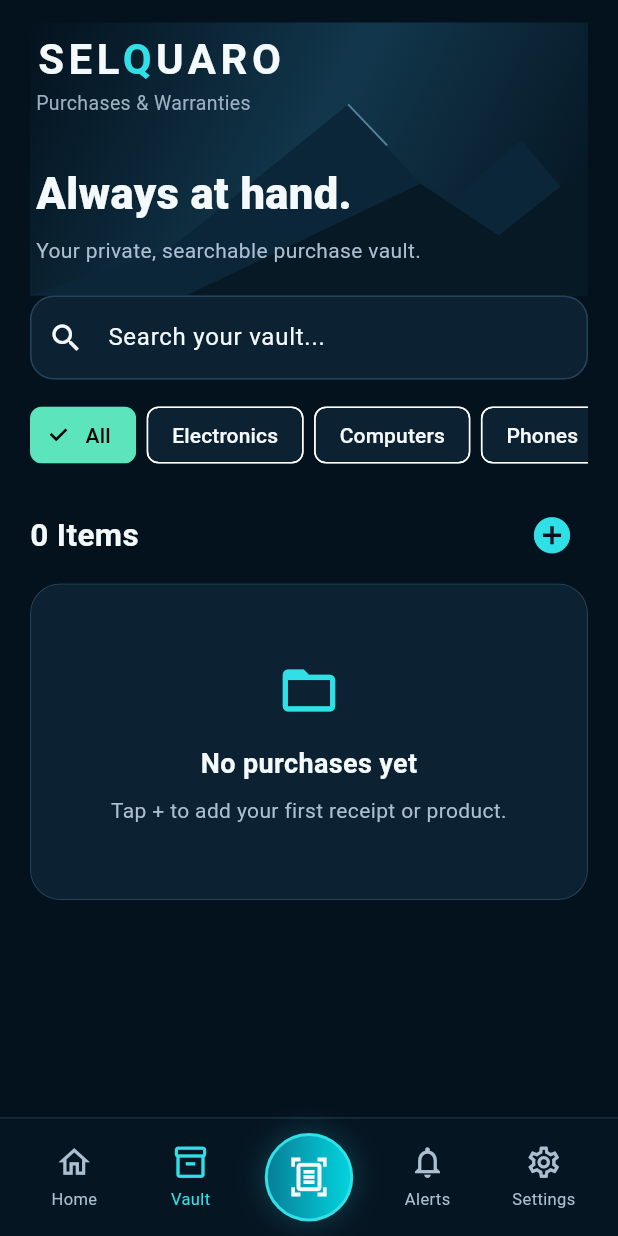
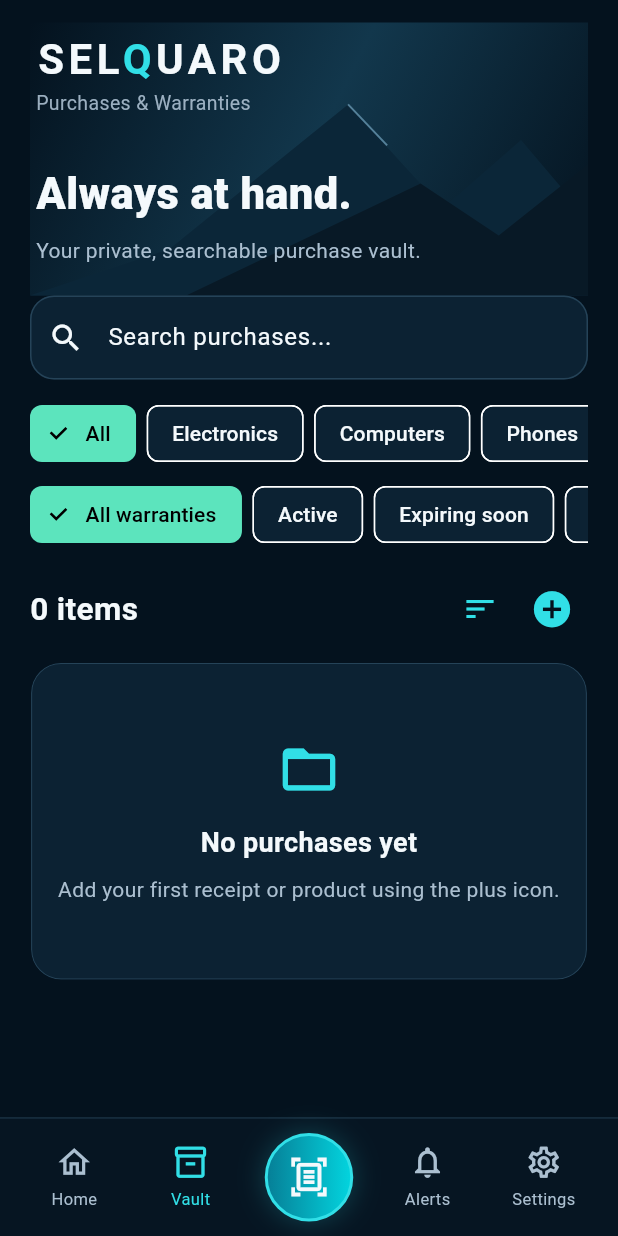
Before and after one commit to bren-wp/SELQUARO, a Flutter app: the screen it shows after launch, item 2 of the bottom bar chosen, on a phone screen of 412 x 824 dp. Run offline on Flutter 3.47's test engine with Material 3 defaults, Android fonts, the phone set to English and light mode, and no system bars; our stand-ins replace file_picker, flutter_local_notifications, flutter_secure_storage, flutter_timezone, image_picker, local_auth and 2 more; missing offline and left inert: cryptography, google_mlkit_text_recognition, pdfrx.

Commit message:
SELQUARO 0.5.0 — scalable vault, secure backup snapshots and DST-safe warranties

```diff
--- a/lib/controller.dart
+++ b/lib/controller.dart
@@ -64,19 +64,21 @@ class VaultController extends ChangeNotifier {
     }
   });
 
-  Future<Uint8List> createBackup(String passphrase) async {
-    if (_mutating) throw StateError('Cannot back up during a vault update');
+  /// Keep the metadata/attachment snapshot consistent with concurrent edits.
+  /// Encryption runs under the same exclusive lock as imports and restores.
+  Future<Uint8List> createBackup(String passphrase) => _exclusive(() async {
     if (error != null) throw StateError('Vault is locked');
+    final snapshot = List<Purchase>.of(purchases);
     final files = <String, Uint8List>{};
-    for (final purchase in purchases) {
+    for (final purchase in snapshot) {
       for (final document in purchase.documents) {
         files[document.id] = await store.readDocument(document);
       }
     }
     return PortableBackup.encrypt(
-      purchases: purchases, files: files, password: passphrase,
+      purchases: snapshot, files: files, password: passphrase,
     );
-  }
+  });
 
   /// Restore only to an empty vault, ensuring no user records are replaced.
   Future<void> restoreBackup(Uint8List ciphertext, String passphrase) => _exclusive(() async {
@@ -97,8 +99,9 @@ class VaultController extends ChangeNotifier {
       purchases = contents.purchases;
       notifyListeners();
     } catch (_) {
+      // A rollback cleanup failure must not hide the original restore error.
       for (final doc in written) {
-        await store.deleteDocument(doc);
+        await _bestEffortDelete(doc);
       }
       rethrow;
     }
--- a/lib/main.dart
+++ b/lib/main.dart
@@ -14,6 +14,7 @@ import 'controller.dart';
 import 'document_viewer.dart';
 import 'reminders.dart';
 import 'product_photo.dart';
+import 'purchase_query.dart';
 import 'editor.dart';
 import 'models.dart';
 import 'theme.dart';
@@ -450,69 +451,200 @@ IconData categoryIcon(String category) {
 }
 
 class VaultPage extends StatefulWidget {
-  const VaultPage({super.key, required this.controller, required this.onNew, required this.onOpen});
+  const VaultPage({
+    super.key, required this.controller,
+    required this.onNew, required this.onOpen,
+  });
   final VaultController controller;
   final VoidCallback onNew;
   final ValueChanged<Purchase> onOpen;
+
   @override State<VaultPage> createState() => _VaultPageState();
 }
 
 class _VaultPageState extends State<VaultPage> {
-  String query = '';
+  final _search = TextEditingController();
   String category = 'All';
+  PurchaseSort sort = PurchaseSort.newest;
+  WarrantyFilter warranty = WarrantyFilter.all;
+
+  @override
+  void dispose() {
+    _search.dispose();
+    super.dispose();
+  }
+
+  void _resetFilters() {
+    _search.clear();
+    setState(() {
+      category = 'All';
+      sort = PurchaseSort.newest;
+      warranty = WarrantyFilter.all;
+    });
+  }
 
   @override
   Widget build(BuildContext context) {
-    final matched = widget.controller.ordered.where((p) =>
-      (category == 'All' || p.category == category) &&
-      ('${p.name} ${p.merchant} ${p.serialNumber} ${p.notes}').toLowerCase().contains(query.toLowerCase()),
-    ).toList();
-    return ListView(padding: const EdgeInsets.symmetric(horizontal: 20, vertical: 15), children: [
-      const BrandHeader(title: 'Always at hand.', subtitle: 'Your private, searchable purchase vault.'),
-      TextField(onChanged: (value) => setState(() => query = value),
-        decoration: const InputDecoration(hintText: 'Search your vault...', prefixIcon: Icon(Icons.search))),
-      const SizedBox(height: 13),
-      SingleChildScrollView(scrollDirection: Axis.horizontal, child: Row(children: [
-        for (final label in const ['All', 'Electronics', 'Computers', 'Phones', 'Audio', 'Appliances', 'Home', 'Tools', 'Vehicles', 'Other'])
-          Padding(padding: const EdgeInsets.only(right: 7), child: ChoiceChip(
-            label: Text(label), selected: category == label,
+    final matched = PurchaseQuery.apply(
+      widget.controller.purchases,
+      search: _search.text,
+      category: category,
+      sort: sort,
+      warranty: warranty,
+    );
+    final compact = MediaQuery.sizeOf(context).width < 360;
+    final scale = MediaQuery.textScalerOf(context).scale(1.0);
+    return CustomScrollView(
+      keyboardDismissBehavior: ScrollViewKeyboardDismissBehavior.onDrag,
+      slivers: [
+        SliverPadding(
+          padding: const EdgeInsets.fromLTRB(20, 15, 20, 0),
+          sliver: SliverToBoxAdapter(child: Column(
+            crossAxisAlignment: CrossAxisAlignment.stretch,
+            children: [
+              const BrandHeader(
+                title: 'Always at hand.',
+                subtitle: 'Your private, searchable purchase vault.',
+              ),
+              TextField(
+                controller: _search,
+                onChanged: (_) => setState(() {}),
+                textInputAction: TextInputAction.search,
+                decoration: InputDecoration(
+                  hintText: 'Search purchases...',
+                  prefixIcon: const Icon(Icons.search),
+                  suffixIcon: _search.text.isEmpty ? null : IconButton(
+                    tooltip: 'Clear search',
+                    icon: const Icon(Icons.close),
+                    onPressed: () {
+                      _search.clear();
+                      setState(() {});
+                    },
+                  ),
+                ),
+              ),
+              const SizedBox(height: 12),
+              SingleChildScrollView(
+                scrollDirection: Axis.horizontal,
+                child: Row(children: [
+                  for (final label in const [
+                    'All', 'Electronics', 'Computers', 'Phones', 'Audio',
+                    'Appliances', 'Home', 'Tools', 'Vehicles', 'Other',
+                  ])
+                    Padding(
+                      padding: const EdgeInsets.only(right: 7),
+                      child: ChoiceChip(
+                        label: Text(label),
+                        selected: category == label,
                         onSelected: (_) => setState(() => category = label),
+                      ),
+                    ),
+                ]),
+              ),
+              const SizedBox(height: 6),
+              SingleChildScrollView(
+                scrollDirection: Axis.horizontal,
+                child: Row(children: [
+                  for (final option in WarrantyFilter.values)
+                    Padding(
+                      padding: const EdgeInsets.only(right: 7),
+                      child: ChoiceChip(
+                        label: Text(switch (option) {
+                          WarrantyFilter.all => 'All warranties',
+                          WarrantyFilter.active => 'Active',
+                          WarrantyFilter.expiring => 'Expiring soon',
+                          WarrantyFilter.expired => 'Expired',
+                          WarrantyFilter.unspecified => 'No date',
+                        }),
+                        selected: warranty == option,
+                        onSelected: (_) => setState(() => warranty = option),
+                      ),
+                    ),
+                ]),
+              ),
+              const SizedBox(height: 15),
+              Row(children: [
+                Expanded(child: Text(
+                  matched.length == 1 ? '1 item' : matched.length.toString() + ' items',
+                  style: const TextStyle(fontSize: 21, fontWeight: FontWeight.bold),
                 )),
+                PopupMenuButton<PurchaseSort>(
+                  tooltip: 'Sort purchases',
+                  initialValue: sort,
+                  onSelected: (choice) => setState(() => sort = choice),
+                  itemBuilder: (_) => const [
+                    PopupMenuItem(value: PurchaseSort.newest, child: Text('Newest first')),
+                    PopupMenuItem(value: PurchaseSort.oldest, child: Text('Oldest first')),
+                    PopupMenuItem(value: PurchaseSort.name, child: Text('Name A–Z')),
+                    PopupMenuItem(value: PurchaseSort.warranty, child: Text('Warranty expiry')),
+                  ],
+                  icon: const Icon(Icons.sort, color: Sq.cyan),
+                ),
+                IconButton(
+                  onPressed: widget.onNew,
+                  tooltip: 'Add purchase',
+                  icon: const Icon(Icons.add_circle, color: Sq.cyan, size: 29),
+                ),
+              ]),
+              const SizedBox(height: 12),
+            ],
+          )),
+        ),
+        if (matched.isEmpty)
+          SliverPadding(
+            padding: const EdgeInsets.fromLTRB(20, 0, 20, 25),
+            sliver: SliverToBoxAdapter(child: Column(children: [
+              EmptyView(
+                icon: Icons.folder_open_outlined,
+                title: widget.controller.purchases.isEmpty
+                  ? 'No purchases yet' : 'No matching purchases',
+                message: widget.controller.purchases.isEmpty
+                  ? 'Add your first receipt or product using the plus icon.'
+                  : 'Try a different category, warranty filter or search.',
+              ),
+              if (widget.controller.purchases.isNotEmpty)
+                TextButton.icon(
+                  onPressed: _resetFilters,
+                  icon: const Icon(Icons.filter_alt_off_outlined),
+                  label: const Text('Clear filters'),
+                ),
             ])),
-      const SizedBox(height: 19),
-      Row(children: [
-        Expanded(child: Text('${matched.length} Items', style: const TextStyle(fontSize: 21, fontWeight: FontWeight.bold))),
-        IconButton(onPressed: widget.onNew, tooltip: 'Add purchase', icon: const Icon(Icons.add_circle, color: Sq.cyan, size: 29)),
-      ]),
-      const SizedBox(height: 8),
-      if (matched.isEmpty)
-        EmptyView(icon: Icons.folder_open_outlined,
-          title: widget.controller.purchases.isEmpty ? 'No purchases yet' : 'No matching purchases',
-          message: widget.controller.purchases.isEmpty ? 'Tap + to add your first receipt or product.' : 'Try a different filter or search term.')
+          )
+        else if (compact)
+          SliverPadding(
+            padding: const EdgeInsets.fromLTRB(20, 0, 20, 25),
+            sliver: SliverList.builder(
+              itemCount: matched.length,
+              itemBuilder: (context, index) => Padding(
+                padding: const EdgeInsets.only(bottom: 10),
+                child: PurchaseTile(
+                  item: matched[index],
+                  store: widget.controller.store,
+                  onTap: () => widget.onOpen(matched[index]),
+                ),
+              ),
+            ),
+          )
         else
-        LayoutBuilder(builder: (context, constraints) {
-          final columns = constraints.maxWidth >= 340 ? 2 : 1;
-          return GridView.builder(
-            shrinkWrap: true,
-            physics: const NeverScrollableScrollPhysics(),
+          SliverPadding(
+            padding: const EdgeInsets.fromLTRB(20, 0, 20, 25),
+            sliver: SliverGrid.builder(
               itemCount: matched.length,
               gridDelegate: SliverGridDelegateWithFixedCrossAxisCount(
-              crossAxisCount: columns,
+                crossAxisCount: MediaQuery.sizeOf(context).width >= 760 ? 3 : 2,
                 crossAxisSpacing: 12,
                 mainAxisSpacing: 12,
-              childAspectRatio: columns == 2 ? .72 : 1.2,
+                mainAxisExtent: 224.0 + (scale > 1.0 ? (scale - 1.0) * 42.0 : 0.0),
               ),
-            itemBuilder: (context, index) {
-              final purchase = matched[index];
-              return PurchaseGridCard(
-                item: purchase,
+              itemBuilder: (context, index) => PurchaseGridCard(
+                item: matched[index],
                 store: widget.controller.store,
-                onTap: () => widget.onOpen(purchase),
+                onTap: () => widget.onOpen(matched[index]),
+              ),
+            ),
+          ),
+      ],
     );
-            },
-          );
-        }),
-    ]);
   }
 }
 
--- a/lib/models.dart
+++ b/lib/models.dart
@@ -57,8 +57,15 @@ class Purchase {
   final List<VaultDocument> documents;
   final String? coverDocumentId;
 
-  int? daysRemaining(DateTime now) =>
-      warrantyEndsAt == null ? null : DateTime(warrantyEndsAt!.year, warrantyEndsAt!.month, warrantyEndsAt!.day).difference(DateTime(now.year, now.month, now.day)).inDays;
+  /// Calendar-day arithmetic: local UTC-offset and DST shifts must not
+  /// shorten a warranty by one day near daylight-saving transitions.
+  int? daysRemaining(DateTime now) {
+    final expiry = warrantyEndsAt;
+    if (expiry == null) return null;
+    return DateTime.utc(expiry.year, expiry.month, expiry.day)
+        .difference(DateTime.utc(now.year, now.month, now.day))
+        .inDays;
+  }
 
   Map<String, dynamic> toJson() => {
         'id': id,
--- /dev/null
+++ b/lib/purchase_query.dart
@@ -0,0 +1,58 @@
+import 'models.dart';
+
+/// Presentation-only searching and sorting. Never changes encrypted records.
+enum PurchaseSort { newest, oldest, name, warranty }
+enum WarrantyFilter { all, active, expiring, expired, unspecified }
+
+class PurchaseQuery {
+  static List<Purchase> apply(
+    Iterable<Purchase> purchases, {
+    String search = '',
+    String category = 'All',
+    PurchaseSort sort = PurchaseSort.newest,
+    WarrantyFilter warranty = WarrantyFilter.all,
+    DateTime? today,
+  }) {
+    final date = today ?? DateTime.now();
+    final needle = search.trim().toLowerCase();
+    final result = purchases.where((item) {
+      if (category != 'All' && item.category != category) return false;
+      if (needle.isNotEmpty) {
+        final haystack = [
+          item.name, item.merchant, item.serialNumber, item.notes, item.category,
+        ].join(' ').toLowerCase();
+        if (!haystack.contains(needle)) return false;
+      }
+      final days = item.daysRemaining(date);
+      return switch (warranty) {
+        WarrantyFilter.all => true,
+        WarrantyFilter.active => days != null && days > 90,
+        WarrantyFilter.expiring => days != null && days >= 0 && days <= 90,
+        WarrantyFilter.expired => days != null && days < 0,
+        WarrantyFilter.unspecified => days == null,
+      };
+    }).toList();
+
+    result.sort((a, b) {
+      switch (sort) {
+        case PurchaseSort.newest:
+          final cmp = b.purchasedAt.compareTo(a.purchasedAt);
+          return cmp != 0 ? cmp : a.id.compareTo(b.id);
+        case PurchaseSort.oldest:
+          final cmp = a.purchasedAt.compareTo(b.purchasedAt);
+          return cmp != 0 ? cmp : a.id.compareTo(b.id);
+        case PurchaseSort.name:
+          final cmp = a.name.toLowerCase().compareTo(b.name.toLowerCase());
+          return cmp != 0 ? cmp : a.id.compareTo(b.id);
+        case PurchaseSort.warranty:
+          final x = a.warrantyEndsAt;
+          final y = b.warrantyEndsAt;
+          if (x == null) return y == null ? a.id.compareTo(b.id) : 1;
+          if (y == null) return -1;
+          final cmp = x.compareTo(y);
+          return cmp != 0 ? cmp : a.id.compareTo(b.id);
+      }
+    });
+    return result;
+  }
+}
--- a/lib/reminders.dart
+++ b/lib/reminders.dart
@@ -77,8 +77,8 @@ class WarrantyReminders {
       final expiry = item.warrantyEndsAt;
       if (expiry == null) continue;
       for (final daysBefore in [30, 7, 1]) {
-        // Construct the local calendar date at 9:00, not a fixed 24h offset.
-        final calendar = DateTime(expiry.year, expiry.month, expiry.day).subtract(Duration(days: daysBefore));
+        // Subtract civil calendar days in UTC, then schedule 09:00 local.\n        // Subtracting Duration from local midnight crosses DST incorrectly.
+        final calendar = DateTime.utc(expiry.year, expiry.month, expiry.day).subtract(Duration(days: daysBefore));
         final scheduled = tz.TZDateTime(
           tz.local, calendar.year, calendar.month, calendar.day, 9,
         );
--- a/pubspec.yaml
+++ b/pubspec.yaml
@@ -1,7 +1,7 @@
 name: selquaro
 description: Private, offline receipt and warranty vault for Android and iOS.
 publish_to: none
-version: 0.4.0+4
+version: 0.5.0+5
 
 environment:
   sdk: '>=3.5.0 <4.0.0'
```
Also changed, not shown: 7 other files. Lines whose indentation alone changed are shown as unchanged.
